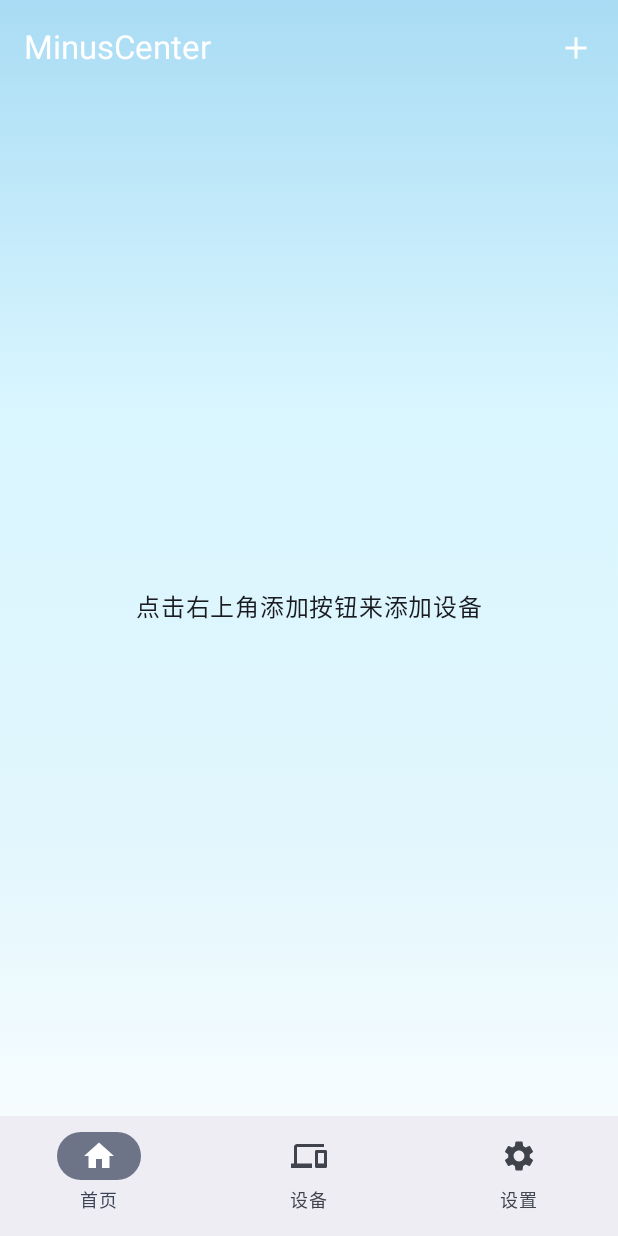
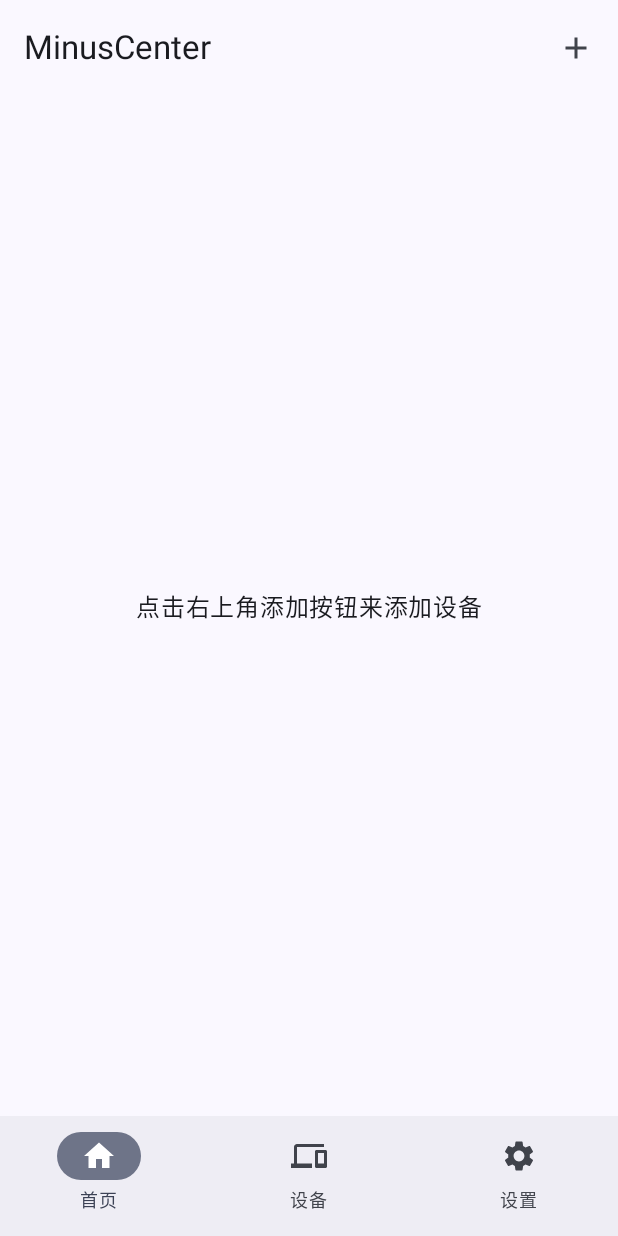
Before and after one commit to Project-MinusOS/MinusCenter, an Android app built with Jetpack Compose: the screen it shows after launch (MainActivity), on a phone screen of 412 x 824 dp. Run offline under Robolectric (Android 15) with nearby library versions, the light colour scheme and no system bars; our stand-ins replace Room's generated code.

Commit message:
Optimize color

```diff
--- a/app/src/main/java/org/minus/minuscenter/MainActivity.kt
+++ b/app/src/main/java/org/minus/minuscenter/MainActivity.kt
@@ -38,10 +38,6 @@ import androidx.compose.ui.unit.dp
 import org.minus.minuscenter.ui.cards.DeviceCard
 import androidx.lifecycle.ViewModelProvider
 import androidx.activity.result.ActivityResultLauncher
-import androidx.compose.foundation.background
-import androidx.compose.material3.TopAppBarDefaults
-import androidx.compose.ui.graphics.Brush
-import androidx.compose.ui.graphics.Color
 import org.minus.minuscenter.iotdevice.Device
 import org.minus.minuscenter.viewmodel.DeviceViewModel
 
@@ -76,21 +72,6 @@ fun MainActivityContent(
 ) {
     val context = LocalContext.current
 
-    // 渐变背景定义
-    val gradientBrush = Brush.verticalGradient(
-        colors = listOf(
-            Color(0xFFA9DCF4),
-            Color(0xFFDAF6FF),
-            Color(0xFFE1F6FD),
-            Color(0xFFFFFFFF)
-        )
-    )
-
-    Box(
-        modifier = Modifier
-            .fillMaxSize()
-            .background(gradientBrush) // 设置背景为渐变色
-    ) {
     Scaffold(
         topBar = {
             TopAppBar(
@@ -101,12 +82,7 @@ fun MainActivityContent(
                     }) {
                         Icon(Icons.Filled.Add, contentDescription = "Add Device")
                     }
-                    },
-                    colors = TopAppBarDefaults.topAppBarColors(
-                        containerColor = Color.Transparent,
-                        titleContentColor = Color.White,  // 可根据背景调整文字颜色
-                        actionIconContentColor = Color.White
-                    )
+                }
             )
         },
         bottomBar = {
@@ -130,11 +106,10 @@ fun MainActivityContent(
                     onClick = { }
                 )
             }
-            },
-            containerColor = Color.Transparent, // 让Scaffold背景透明以显示渐变
-            contentColor = MaterialTheme.colorScheme.onBackground
+        }
     ) { innerPadding ->
         if (devices.isEmpty()) {
+            // 如果没有设备，显示空状态提示
             Box(
                 modifier = Modifier
                     .fillMaxSize()
@@ -147,6 +122,7 @@ fun MainActivityContent(
                 )
             }
         } else {
+            // 使用LazyColumn显示设备卡片
             LazyColumn(
                 modifier = Modifier
                     .fillMaxSize()
@@ -170,4 +146,3 @@ fun MainActivityContent(
         }
     }
 }
-}
```
Also changed, not shown: app/src/main/java/org/minus/minuscenter/ui/cards/DeviceCards.kt (+14 -11 lines). Lines whose indentation alone changed are shown as unchanged.
